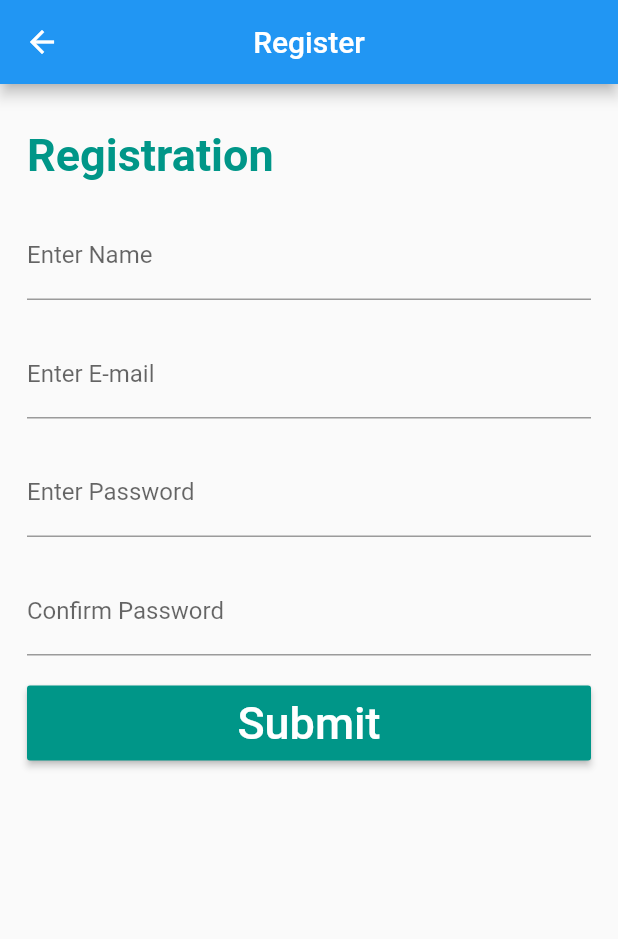
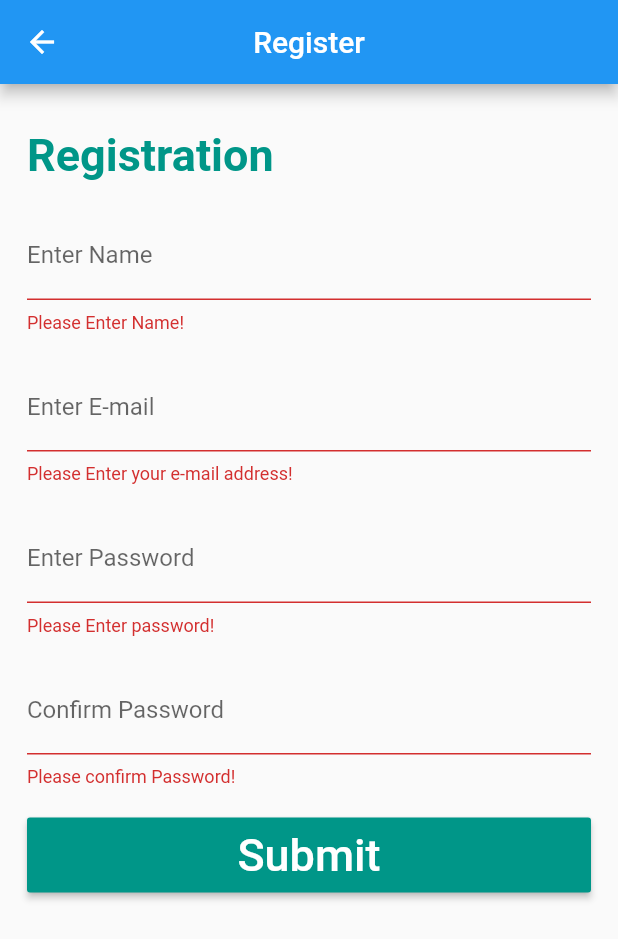
Before and after one commit to nihalmorshed/QuizApp-Preliminary, a Flutter app: the register screen opened directly, after a tap on "Submit", on a phone screen of 412 x 824 dp. Shown: the top 939 px of the screen. Run offline on Flutter 3.47's test engine with Material 2 defaults, Android fonts, the phone set to English and light mode, and no system bars; missing offline and left inert: dart:ffi.

Commit message:
17 April 2022

```diff
--- a/lib/register.dart
+++ b/lib/register.dart
@@ -8,6 +8,11 @@ class register extends StatefulWidget {
 }
 
 class _registerState extends State<register> {
+  TextEditingController mailcont = TextEditingController();
+  TextEditingController passcont = TextEditingController();
+  TextEditingController namecont = TextEditingController();
+  GlobalKey<FormState> frmkey = GlobalKey<FormState>();
+
   @override
   Widget build(BuildContext context) {
     return Scaffold(
@@ -18,6 +23,7 @@ class _registerState extends State<register> {
       body: Padding(
         padding: const EdgeInsets.symmetric(horizontal: 18.0, vertical: 30),
         child: Form(
+          key: frmkey,
           child: ListView(
             children: [
               Text(
@@ -31,6 +37,12 @@ class _registerState extends State<register> {
                 height: 20,
               ),
               TextFormField(
+                controller: namecont,
+                validator: (value) {
+                  if (value!.isEmpty) {
+                    return 'Please Enter Name!';
+                  }
+                },
                 decoration: InputDecoration(
                   labelText: 'Enter Name',
                 ),
@@ -39,6 +51,15 @@ class _registerState extends State<register> {
                 height: 20,
               ),
               TextFormField(
+                controller: mailcont,
+                validator: (value) {
+                  if (value!.isEmpty) {
+                    return 'Please Enter your e-mail address!';
+                  }
+                  if (value!.length < 3) {
+                    return 'Please enter atleast 3 characters!';
+                  }
+                },
                 decoration: InputDecoration(
                   labelText: 'Enter E-mail',
                 ),
@@ -47,6 +68,13 @@ class _registerState extends State<register> {
                 height: 20,
               ),
               TextFormField(
+                obscureText: true,
+                controller: passcont,
+                validator: (value) {
+                  if (value!.isEmpty) {
+                    return 'Please Enter password!';
+                  }
+                },
                 decoration: InputDecoration(
                   labelText: 'Enter Password',
                 ),
@@ -55,6 +83,15 @@ class _registerState extends State<register> {
                 height: 20,
               ),
               TextFormField(
+                obscureText: true,
+                validator: (value) {
+                  if (value!.isEmpty) {
+                    return 'Please confirm Password!';
+                  }
+                  if (value != passcont.text) {
+                    return 'Password doesn\'t match!';
+                  }
+                },
                 decoration: InputDecoration(
                   labelText: 'Confirm Password',
                 ),
@@ -63,7 +100,11 @@ class _registerState extends State<register> {
                 height: 20,
               ),
               MaterialButton(
-                onPressed: () {},
+                onPressed: () {
+                  if (frmkey.currentState!.validate()) {
+                    print('Registration Successful!');
+                  }
+                },
                 height: 50,
                 minWidth: 100,
                 color: Colors.teal,
```
Also changed, not shown: lib/login.dart (+23 -7 lines), lib/main.dart (+15 -15 lines).
